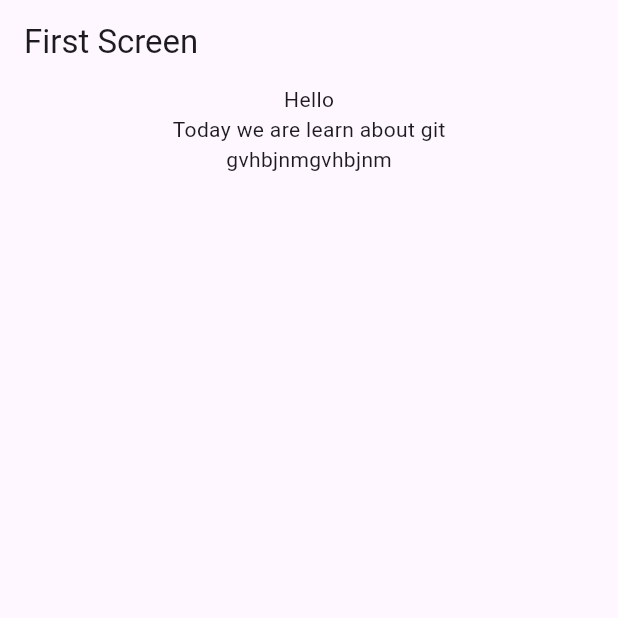
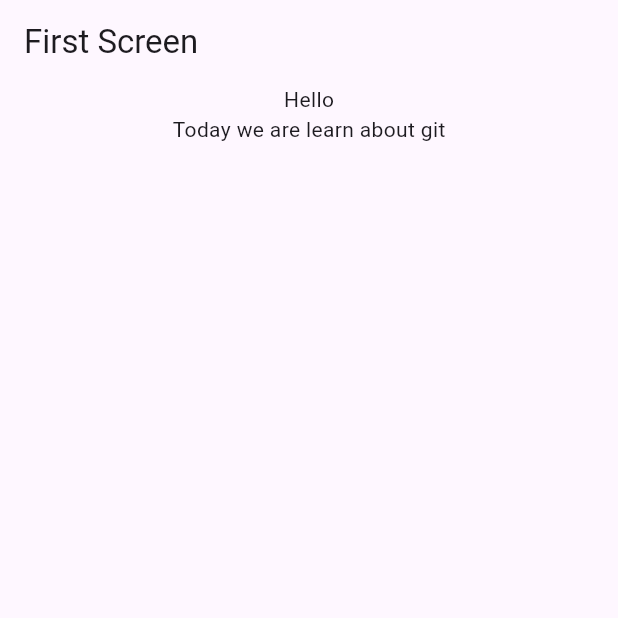
Before and after one commit to Coder-Aparna/learngit, a Flutter app: the screen it shows after launch, on a phone screen of 412 x 824 dp, the top half of it. Run offline on Flutter 3.47's test engine with Material 3 defaults, Android fonts, the phone set to English and light mode, and no system bars.

Commit message:
i remove the last Text

```diff
--- a/lib/first_screen.dart
+++ b/lib/first_screen.dart
@@ -12,7 +12,6 @@ class FirstScreen extends StatelessWidget {
           children: [
             Text("Hello"),
             Text("Today we are learn about git"),
-            Text("gvhbjnmgvhbjnm")
           ],
         ),
       ),
```
